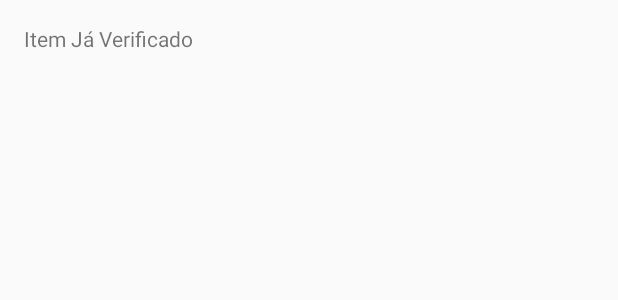
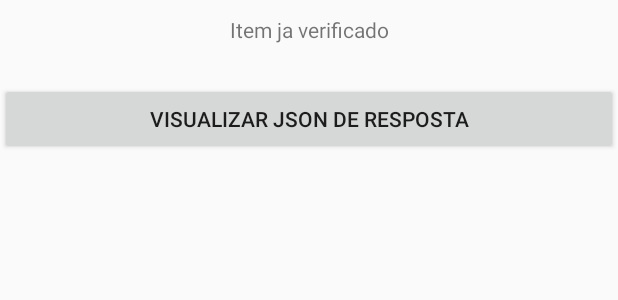
Before and after one commit to thiagoneves1/TesteChecagem, an Android app: the layout activity_activity_checagem.xml on its own in the app's theme, with its tools: preview values and no code run, on a phone screen of 412 x 824 dp. Shown: the top 300 px of the screen. Run offline under Robolectric (Android 15) with nearby library versions, the phone set to English and light mode, and no system bars.

Commit message:
modificações de layout

```diff
--- a/app/src/main/res/layout/activity_activity_checagem.xml
+++ b/app/src/main/res/layout/activity_activity_checagem.xml
@@ -1,17 +1,22 @@
-<RelativeLayout xmlns:android="http://schemas.android.com/apk/res/android"
+<LinearLayout xmlns:android="http://schemas.android.com/apk/res/android"
     xmlns:tools="http://schemas.android.com/tools"
     android:layout_width="match_parent"
     android:layout_height="match_parent"
-    android:paddingLeft="@dimen/activity_horizontal_margin"
-    android:paddingRight="@dimen/activity_horizontal_margin"
-    android:paddingTop="@dimen/activity_vertical_margin"
-    android:paddingBottom="@dimen/activity_vertical_margin"
+    android:orientation="vertical"
     tools:context="br.com.testestec.moduloChecagem.ActivityChecagem">
 
 <TextView
-    android:layout_width="wrap_content"
+    android:layout_width="match_parent"
     android:layout_height="wrap_content"
-    android:text="@string/item_ja_verificado"
-    android:id="@+id/text_activity_checagem"/>
+    android:text="Item ja verificado\n"
+    android:gravity="center"
+    android:padding="10dp"
+    android:id="@+id/text_json"/>
 
-</RelativeLayout>
+    <Button
+        android:id="@+id/btn_ver_resposta"
+        android:layout_width="match_parent"
+        android:layout_height="wrap_content"
+        android:text="Visualizar Json de Resposta"/>
+
+</LinearLayout>
--- a/app/src/main/res/values/color.xml
+++ b/app/src/main/res/values/color.xml
@@ -4,4 +4,7 @@
     <item name="vermelho" type="color">#FF0000</item>
     <item name="amarelo" type="color">#fffff90d</item>
     <item name="verde" type="color">#ff3bff24</item>
+    <item name="azul_claro" type="color">#BCDFED</item>
+    <item name="preto" type="color">#ff000000</item>
+    <item name="ciano" type="color">#ff39e2ed</item>
 </resources>
--- a/app/src/main/res/values/strings.xml
+++ b/app/src/main/res/values/strings.xml
@@ -7,5 +7,8 @@
     <string name="title_activity_activity_check">ActivityCheck</string>
     <string name="title_activity_activity_checagem">ActivityChecagem</string>
     <string name="item_ja_verificado">Item Já Verificado</string>
+    <string name="manter_foto">Manter Foto</string>
+    <string name="trocar_foto">Trocar Foto</string>
+    <string name="title_activity_activity_resposta">ActivityResposta</string>
 
 </resources>
```
Also changed, not shown: app/src/main/AndroidManifest.xml (+9 -9 lines), app/src/main/java/br/com/testestec/testes/MyActivity.java (+1 -66 lines), app/src/main/res/layout/activity_activity_resposta.xml (added, +10 -0 lines), app/src/main/res/layout/dialog_foto.xml (added, +69 -0 lines), app/src/main/res/menu/activity_resposta.xml (added, +9 -0 lines).
